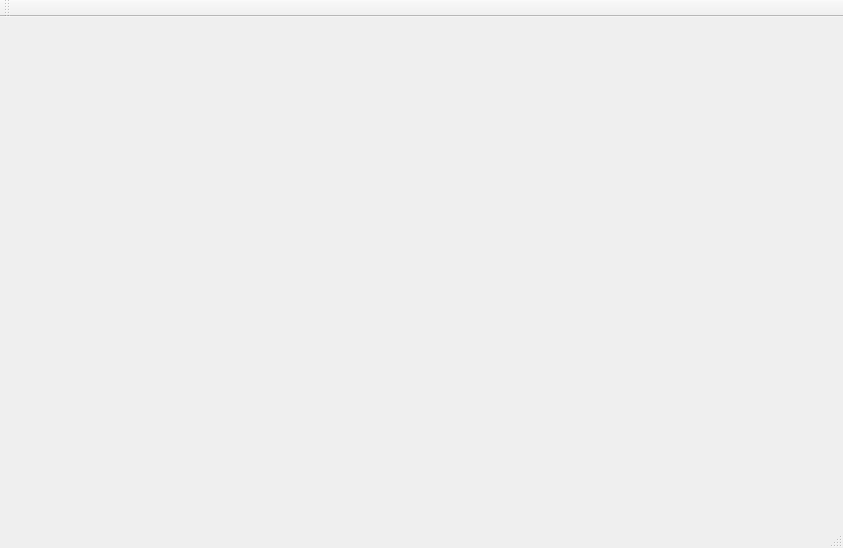
The window that mainwindow.ui (freshertm/QFileManager) describes before a commit, drawn with Qt 5.
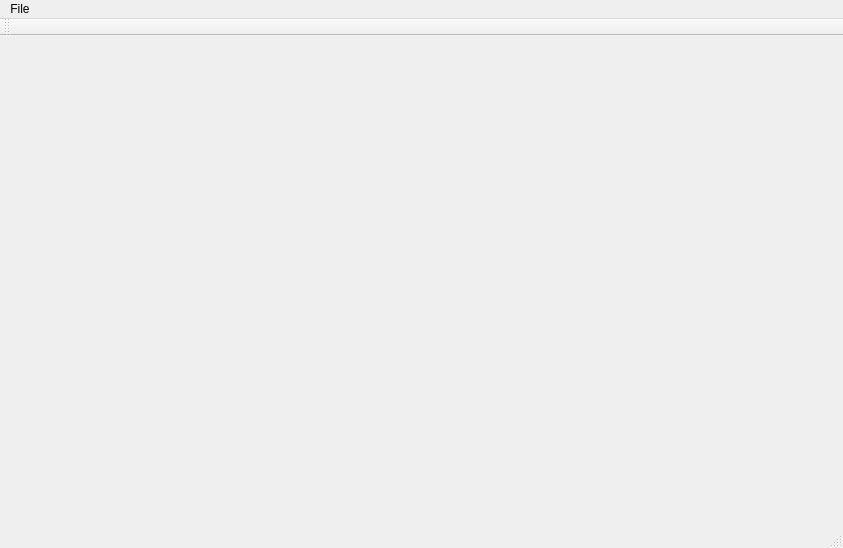
The same window after the commit.

```diff
--- a/mainwindow.ui
+++ b/mainwindow.ui
@@ -16,25 +16,44 @@
   <widget class="QWidget" name="centralWidget">
    <layout class="QHBoxLayout" name="layout"/>
   </widget>
+  <widget class="QToolBar" name="mainToolBar">
+   <attribute name="toolBarArea">
+    <enum>TopToolBarArea</enum>
+   </attribute>
+   <attribute name="toolBarBreak">
+    <bool>false</bool>
+   </attribute>
+  </widget>
+  <widget class="QStatusBar" name="statusBar"/>
   <widget class="QMenuBar" name="menuBar">
    <property name="geometry">
     <rect>
      <x>0</x>
      <y>0</y>
      <width>843</width>
-     <height>20</height>
+     <height>21</height>
     </rect>
    </property>
+   <widget class="QMenu" name="menuSeetings">
+    <property name="title">
+     <string>File</string>
+    </property>
+    <addaction name="actionSettings"/>
+    <addaction name="separator"/>
+    <addaction name="actionExit"/>
+   </widget>
+   <addaction name="menuSeetings"/>
   </widget>
-  <widget class="QToolBar" name="mainToolBar">
-   <attribute name="toolBarArea">
-    <enum>TopToolBarArea</enum>
-   </attribute>
-   <attribute name="toolBarBreak">
-    <bool>false</bool>
-   </attribute>
-  </widget>
-  <widget class="QStatusBar" name="statusBar"/>
+  <action name="actionSettings">
+   <property name="text">
+    <string>Settings</string>
+   </property>
+  </action>
+  <action name="actionExit">
+   <property name="text">
+    <string>Exit</string>
+   </property>
+  </action>
  </widget>
  <layoutdefault spacing="6" margin="11"/>
  <resources/>
```
